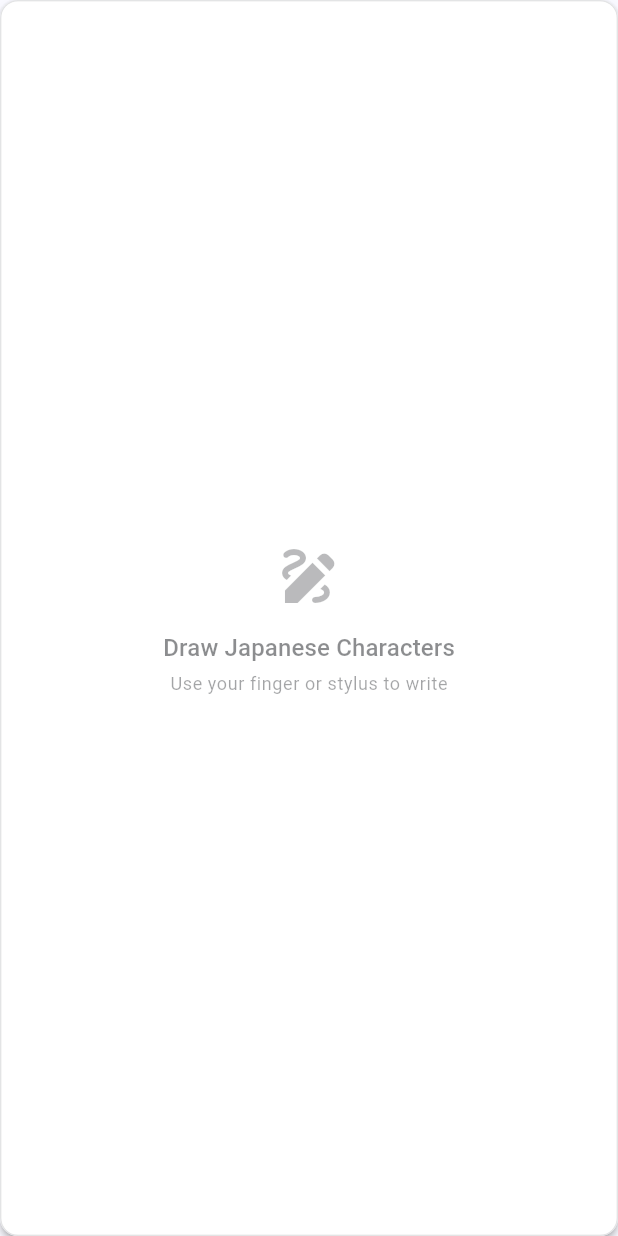
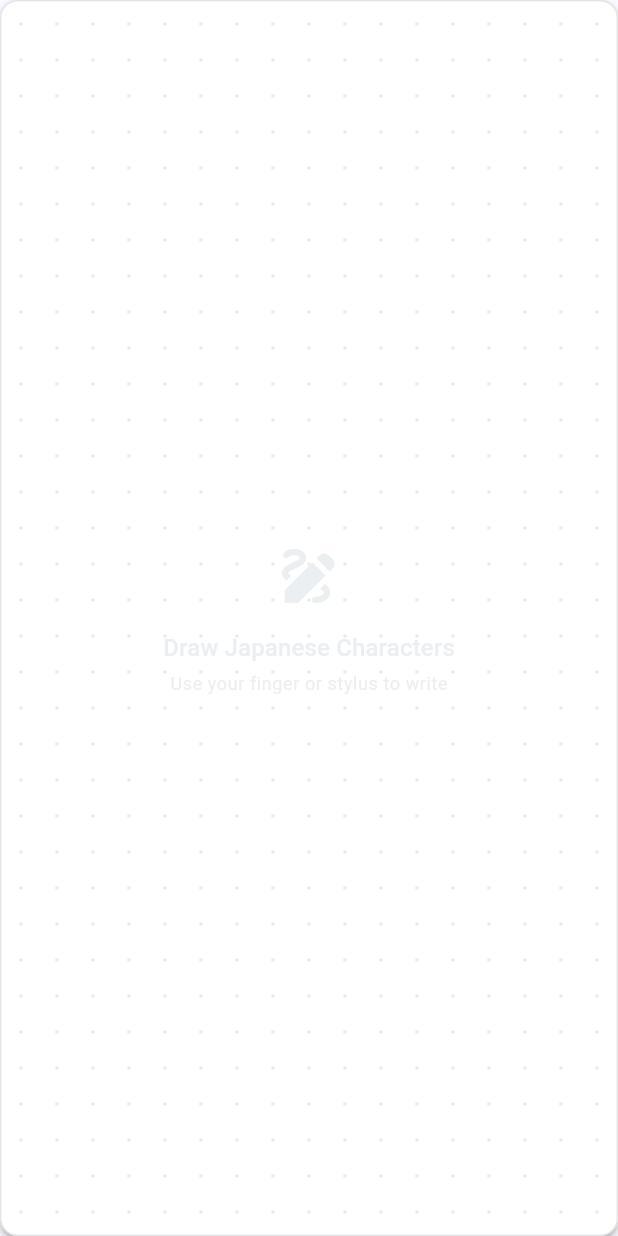
Before and after one commit to osV22/Nikko-Digital-Ink, a Flutter app: the DrawingCanvasWidget widget shown alone on an empty page, opened directly, on a phone screen of 412 x 824 dp. Run offline on Flutter 3.47's test engine with Material 3 defaults, Android fonts, the phone set to English and light mode, and no system bars; drawn by our look-alikes of signature; our stand-ins replace flutter_bloc, freezed_annotation, go_router; missing offline and left inert: google_mlkit_digital_ink_recognition.

Commit message:
Minor UI changes to enhance canvas style

```diff
--- /dev/null
+++ b/lib/src/utils/dotted_grid_painter.dart
@@ -0,0 +1,41 @@
+import 'package:flutter/material.dart';
+
+/// Custom painter for creating a subtle dotted grid background
+class DottedGridPainter extends CustomPainter {
+  final Color dotColor;
+  final double dotSize;
+  final double spacing;
+
+  DottedGridPainter({
+    required this.dotColor,
+    this.dotSize = 1.5,
+    this.spacing = 20.0,
+  });
+
+  @override
+  void paint(Canvas canvas, Size size) {
+    final paint = Paint()
+      ..color = dotColor
+      ..style = PaintingStyle.fill;
+
+    // Calculate the number of dots that fit in the canvas
+    final horizontalDots = (size.width / spacing).floor();
+    final verticalDots = (size.height / spacing).floor();
+
+    // Calculate offsets to center the grid
+    final horizontalOffset = (size.width - (horizontalDots - 1) * spacing) / 2;
+    final verticalOffset = (size.height - (verticalDots - 1) * spacing) / 2;
+
+    // Draw the dots
+    for (int i = 0; i < horizontalDots; i++) {
+      for (int j = 0; j < verticalDots; j++) {
+        final x = horizontalOffset + i * spacing;
+        final y = verticalOffset + j * spacing;
+        canvas.drawCircle(Offset(x, y), dotSize, paint);
+      }
+    }
+  }
+
+  @override
+  bool shouldRepaint(CustomPainter oldDelegate) => false;
+}
--- a/lib/src/widgets/drawing_canvas_widget.dart
+++ b/lib/src/widgets/drawing_canvas_widget.dart
@@ -5,6 +5,7 @@ import 'package:google_mlkit_digital_ink_recognition/google_mlkit_digital_ink_re
     hide Ink;
 import '../blocs/drawing_bloc.dart';
 import '../../l10n/app_localizations.dart';
+import '../utils/dotted_grid_painter.dart';
 
 class DrawingCanvasWidget extends StatefulWidget {
   const DrawingCanvasWidget({super.key});
@@ -102,11 +103,21 @@ class _DrawingCanvasWidgetState extends State<DrawingCanvasWidget> {
             ), // Slightly smaller to account for border
             child: Stack(
               children: [
-                // Background pattern (optional subtle grid)
+                // Background with subtle dotted grid
                 Container(
                   width: double.infinity,
                   height: double.infinity,
                   color: Colors.white,
+                  child: CustomPaint(
+                    painter: DottedGridPainter(
+                      dotColor: theme.colorScheme.outline.withValues(
+                        alpha: 0.15,
+                      ),
+                      dotSize: 1.2,
+                      spacing: 24.0,
+                    ),
+                    size: Size.infinite,
+                  ),
                 ),
                 // Drawing area
                 Signature(
@@ -126,18 +137,14 @@ class _DrawingCanvasWidgetState extends State<DrawingCanvasWidget> {
                             Icon(
                               Icons.draw,
                               size: 48,
-                              color: theme.colorScheme.onSurface.withValues(
-                                alpha: 0.3,
-                              ),
+                              color: Colors.blueGrey[50],
                             ),
                             const SizedBox(height: 12),
                             Text(
                               l10n?.drawJapaneseCharacters ??
                                   'Draw Japanese Characters',
                               style: theme.textTheme.titleMedium?.copyWith(
-                                color: theme.colorScheme.onSurface.withValues(
-                                  alpha: 0.5,
-                                ),
+                                color: Colors.blueGrey[50],
                                 fontWeight: FontWeight.w500,
                               ),
                             ),
@@ -146,9 +153,7 @@ class _DrawingCanvasWidgetState extends State<DrawingCanvasWidget> {
                               l10n?.useFingerOrStylus ??
                                   'Use your finger or stylus to write',
                               style: theme.textTheme.bodySmall?.copyWith(
-                                color: theme.colorScheme.onSurface.withValues(
-                                  alpha: 0.4,
-                                ),
+                                color: Colors.blueGrey[50],
                               ),
                             ),
                           ],
```
